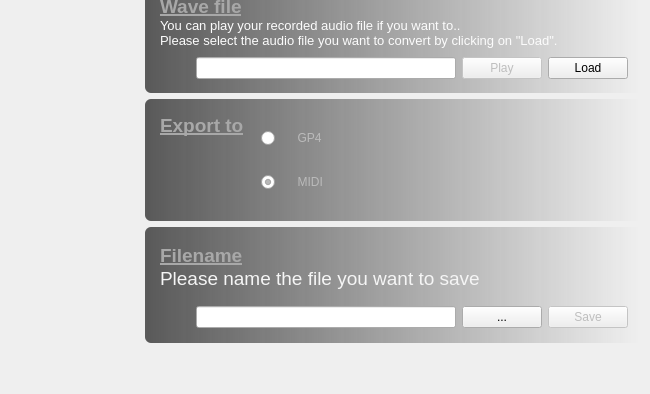
Qt form Sources/Application/GenTab/MainWindow.ui (the-midge/gentab) before a commit; both pictures show x 0 to 650 and y 340 to 734 of the 650 by 734 pixel window.
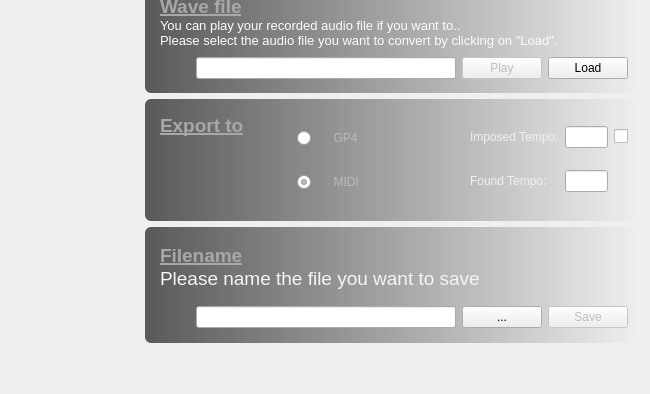
The same form after that commit. Icons and pictures are not drawn.

Commit message: Doc plus prise en compte du tempo dans l'appli

Patch:
```diff
--- a/Sources/Application/GenTab/MainWindow.ui
+++ b/Sources/Application/GenTab/MainWindow.ui
@@ -349,7 +349,7 @@
           <item>
            <layout class="QHBoxLayout" name="horizontalLayout_7">
             <item>
-             <widget class="QGroupBox" name="">
+             <widget class="QGroupBox" name="groupBox">
               <layout class="QHBoxLayout" name="horizontalLayout_6">
                <item>
                 <widget class="QTextBrowser" name="texteExportation">
@@ -420,12 +420,131 @@
                  </property>
                  <property name="sizeHint" stdset="0">
                   <size>
-                   <width>300</width>
+                   <width>100</width>
                    <height>20</height>
                   </size>
                  </property>
                 </spacer>
                </item>
+               <item>
+                <layout class="QGridLayout" name="gridLayout_2">
+                 <item row="0" column="1">
+                  <widget class="QLineEdit" name="imposedTempoLineEdit">
+                   <property name="inputMask">
+                    <string notr="true"/>
+                   </property>
+                   <property name="alignment">
+                    <set>Qt::AlignRight|Qt::AlignTrailing|Qt::AlignVCenter</set>
+                   </property>
+                   <property name="placeholderText">
+                    <string notr="true"/>
+                   </property>
+                  </widget>
+                 </item>
+                 <item row="1" column="0">
+                  <widget class="QLabel" name="foundTempoLabel">
+                   <property name="palette">
+                    <palette>
+                     <active>
+                      <colorrole role="WindowText">
+                       <brush brushstyle="SolidPattern">
+                        <color alpha="255">
+                         <red>240</red>
+                         <green>240</green>
+                         <blue>240</blue>
+                        </color>
+                       </brush>
+                      </colorrole>
+                     </active>
+                     <inactive>
+                      <colorrole role="WindowText">
+                       <brush brushstyle="SolidPattern">
+                        <color alpha="255">
+                         <red>240</red>
+                         <green>240</green>
+                         <blue>240</blue>
+                        </color>
+                       </brush>
+                      </colorrole>
+                     </inactive>
+                     <disabled>
+                      <colorrole role="WindowText">
+                       <brush brushstyle="SolidPattern">
+                        <color alpha="255">
+                         <red>120</red>
+                         <green>120</green>
+                         <blue>120</blue>
+                        </color>
+                       </brush>
+                      </colorrole>
+                     </disabled>
+                    </palette>
+                   </property>
+                   <property name="text">
+                    <string>Found Tempo:</string>
+                   </property>
+                  </widget>
+                 </item>
+                 <item row="0" column="0">
+                  <widget class="QLabel" name="imposedTempoLabel">
+                   <property name="palette">
+                    <palette>
+                     <active>
+                      <colorrole role="WindowText">
+                       <brush brushstyle="SolidPattern">
+                        <color alpha="255">
+                         <red>240</red>
+                         <green>240</green>
+                         <blue>240</blue>
+                        </color>
+                       </brush>
+                      </colorrole>
+                     </active>
+                     <inactive>
+                      <colorrole role="WindowText">
+                       <brush brushstyle="SolidPattern">
+                        <color alpha="255">
+                         <red>240</red>
+                         <green>240</green>
+                         <blue>240</blue>
+                        </color>
+                       </brush>
+                      </colorrole>
+                     </inactive>
+                     <disabled>
+                      <colorrole role="WindowText">
+                       <brush brushstyle="SolidPattern">
+                        <color alpha="255">
+                         <red>120</red>
+                         <green>120</green>
+                         <blue>120</blue>
+                        </color>
+                       </brush>
+                      </colorrole>
+                     </disabled>
+                    </palette>
+                   </property>
+                   <property name="text">
+                    <string>Imposed Tempo:</string>
+                   </property>
+                  </widget>
+                 </item>
+                 <item row="1" column="1">
+                  <widget class="QLineEdit" name="foundTempoLineEdit">
+                   <property name="readOnly">
+                    <bool>true</bool>
+                   </property>
+                  </widget>
+                 </item>
+                 <item row="0" column="2">
+                  <widget class="QCheckBox" name="imposedTempoCheckBox">
+                   <property name="text">
+                    <string/>
+                   </property>
+                  </widget>
+                 </item>
+                </layout>
+               </item>
               </layout>
              </widget>
             </item>
```
Left out of the diff: 6 changed lines with no effect on the pictures. The commit also changes 18 other files.
